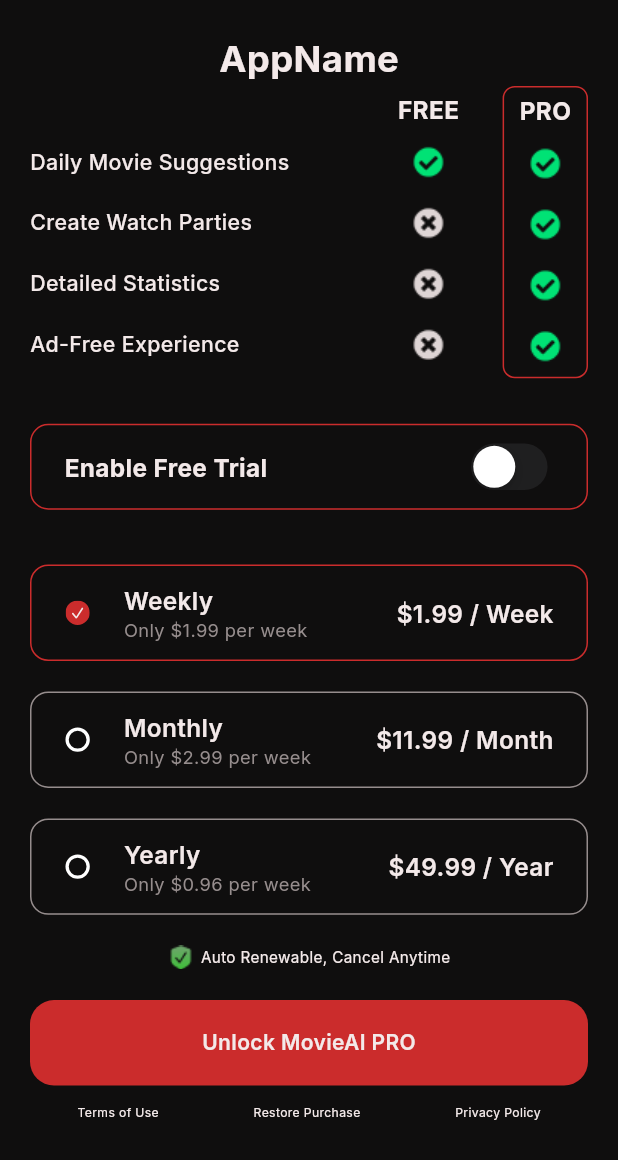
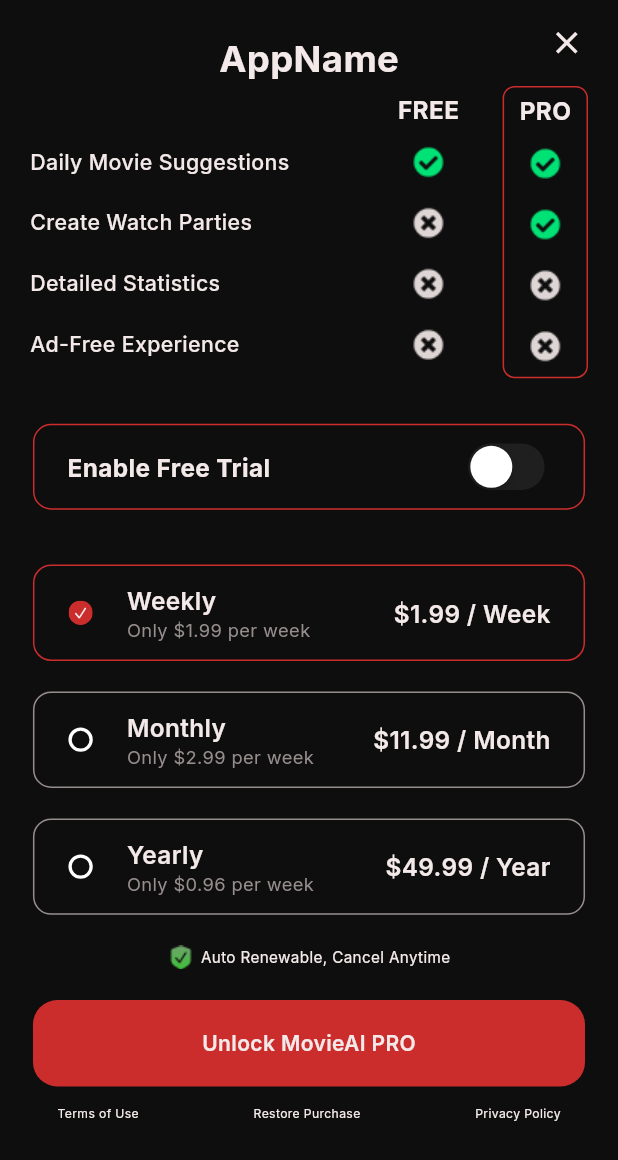
Before and after one commit to anilicen/movie-study-case, a Flutter app: the PaywallVariantA screen opened directly, after a tap on "Weekly", on a phone screen of 412 x 824 dp. Shown: the top 1160 px of the screen. Run offline on Flutter 3.47's test engine with Material 3 defaults, Android fonts, the phone set to English and light mode, and no system bars; our stand-ins replace cached_network_image, dio, flutter_dotenv, flutter_mobx, flutter_screenutil, flutter_svg and 5 more; accounts and stored records are empty; generated files the repository leaves out were written again; network calls fail.

Commit message:
added animation to paywall, updated widgets sizing

```diff
--- a/lib/presentation/screens/paywall/variants/paywall_variant_a.dart
+++ b/lib/presentation/screens/paywall/variants/paywall_variant_a.dart
@@ -5,6 +5,8 @@ import 'package:flutter_mobx/flutter_mobx.dart';
 import 'package:movie_study_case/config/theme/app_colors.dart';
 import 'package:movie_study_case/core/di/service_locator.dart';
 import 'package:movie_study_case/presentation/stores/paywall_variant_a_store/paywall_variant_a_store.dart';
+import 'package:movie_study_case/presentation/widgets/animated_feature_icon.dart';
+import 'package:movie_study_case/presentation/widgets/animated_free_trial_button.dart';
 import 'package:movie_study_case/presentation/widgets/primary_button.dart';
 import 'package:movie_study_case/presentation/widgets/subscription_option.dart';
 
@@ -30,9 +32,9 @@ class _PaywallVariantAState extends State<PaywallVariantA> {
     return Scaffold(
       backgroundColor: AppColors.kBlack,
       body: SafeArea(
-        child: Padding(
-          padding: const EdgeInsets.symmetric(horizontal: 20),
-          child: Observer(
+        child: Stack(
+          children: [
+            Observer(
               builder: (_) {
                 return SingleChildScrollView(
                   child: Column(
@@ -49,7 +51,9 @@ class _PaywallVariantAState extends State<PaywallVariantA> {
                         ),
                       ),
                       // Content Columns
-                    Row(
+                      Padding(
+                        padding: const EdgeInsets.symmetric(horizontal: 20),
+                        child: Row(
                           crossAxisAlignment: CrossAxisAlignment.start,
                           children: [
                             // Features Column
@@ -82,10 +86,10 @@ class _PaywallVariantAState extends State<PaywallVariantA> {
                                     ),
                                   ),
                                 ),
-                            _buildFeatureIcon(true),
-                            _buildFeatureIcon(false),
-                            _buildFeatureIcon(false),
-                            _buildFeatureIcon(false),
+                                AnimatedFeatureIcon(isEnabled: true, index: 0),
+                                AnimatedFeatureIcon(isEnabled: false, index: 1),
+                                AnimatedFeatureIcon(isEnabled: false, index: 2),
+                                AnimatedFeatureIcon(isEnabled: false, index: 3),
                               ],
                             ),
 
@@ -113,19 +117,25 @@ class _PaywallVariantAState extends State<PaywallVariantA> {
                                       ),
                                     ),
                                   ),
-                              _buildFeatureIcon(true),
-                              _buildFeatureIcon(true),
-                              _buildFeatureIcon(true),
-                              _buildFeatureIcon(true),
+                                  ...List.generate(4, (index) {
+                                    return AnimatedFeatureIcon(
+                                      isEnabled:
+                                          index < store.enabledFeaturesCount,
+                                      index: index,
+                                    );
+                                  }),
                                 ],
                               ),
                             ),
                           ],
                         ),
+                      ),
                       SizedBox(height: 30.h),
 
                       // Free Trial Toggle
-                    Container(
+                      Padding(
+                        padding: EdgeInsets.symmetric(horizontal: 20.w),
+                        child: Container(
                           padding: EdgeInsets.symmetric(
                             horizontal: 20.w,
                             vertical: 8.h,
@@ -147,13 +157,19 @@ class _PaywallVariantAState extends State<PaywallVariantA> {
                               ),
                               CupertinoSwitch(
                                 value: store.isFreeTrialEnabled,
-                            onChanged: (value) => store.toggleFreeTrial(value),
+                                onChanged: (value) =>
+                                    store.toggleFreeTrial(value),
                                 activeTrackColor: const Color(0xFF34C759),
                               ),
                             ],
                           ),
                         ),
+                      ),
                       SizedBox(height: 36.h),
+                      Padding(
+                        padding: EdgeInsets.symmetric(horizontal: 20.w),
+                        child: Column(
+                          children: [
                             SubscriptionOption(
                               optionName: 'Weekly',
                               price: '1.99',
@@ -177,6 +193,10 @@ class _PaywallVariantAState extends State<PaywallVariantA> {
                               isSelected: store.selectedOption == 'Yearly',
                               onSelected: () => store.selectOption('Yearly'),
                             ),
+                          ],
+                        ),
+                      ),
+
                       SizedBox(height: 20.h),
                       Row(
                         mainAxisAlignment: MainAxisAlignment.center,
@@ -197,11 +217,21 @@ class _PaywallVariantAState extends State<PaywallVariantA> {
                         ],
                       ),
                       SizedBox(height: 20.h),
-                    PrimaryButton(
+                      if (store.isFreeTrialEnabled)
+                        AnimatedFreeTrialButton(
+                          onPressed: () {},
+                          line1: '3 Days Free',
+                          line2: 'No Payment Now',
+                        )
+                      else
+                        Padding(
+                          padding: EdgeInsets.symmetric(horizontal: 20.w),
+                          child: PrimaryButton(
                             text: 'Unlock MovieAI PRO',
                             isActive: true,
                             isLoading: false,
                             onPressed: () {},
+                          ),
                         ),
                       SizedBox(height: 12.h),
                       Row(
@@ -236,6 +266,15 @@ class _PaywallVariantAState extends State<PaywallVariantA> {
                 );
               },
             ),
+            Positioned(
+              top: 16.h,
+              right: 20.w,
+              child: GestureDetector(
+                onTap: () => Navigator.of(context).pop(),
+                child: Icon(Icons.close, color: AppColors.kWhite, size: 24.sp),
+              ),
+            ),
+          ],
         ),
       ),
     );
@@ -255,19 +294,4 @@ class _PaywallVariantAState extends State<PaywallVariantA> {
       ),
     );
   }
-
-  Widget _buildFeatureIcon(bool isEnabled) {
-    return Container(
-      height: 40.h, // Fixed height for alignment
-      width: 50.w,
-      alignment: Alignment.center,
-      child: isEnabled
-          ? Image.asset(
-              'assets/green_check_circle.png',
-              width: 24.w,
-              height: 24.h,
-            )
-          : Image.asset('assets/gray-cross.png', width: 24.w, height: 24.h),
-    );
 }
-}
--- a/lib/presentation/stores/paywall_variant_a_store/paywall_variant_a_store.dart
+++ b/lib/presentation/stores/paywall_variant_a_store/paywall_variant_a_store.dart
@@ -21,6 +21,9 @@ abstract class _PaywallVariantAStore with Store {
   @action
   void toggleFreeTrial(bool value) {
     isFreeTrialEnabled = value;
+    if (value) {
+      selectedOption = 'Yearly';
+    }
   }
 
   @observable
@@ -29,5 +32,23 @@ abstract class _PaywallVariantAStore with Store {
   @action
   void selectOption(String option) {
     selectedOption = option;
+    if (selectedOption != 'Yearly') {
+      isFreeTrialEnabled = false;
+    }
+  }
+
+  @computed
+  int get enabledFeaturesCount {
+    if (isFreeTrialEnabled) return 4; // Yearly is forced, so 4
+    switch (selectedOption) {
+      case 'Weekly':
+        return 2;
+      case 'Monthly':
+        return 3;
+      case 'Yearly':
+        return 4;
+      default:
+        return 4;
+    }
   }
 }
--- /dev/null
+++ b/lib/presentation/widgets/animated_feature_icon.dart
@@ -0,0 +1,116 @@
+import 'package:flutter/material.dart';
+import 'package:flutter_screenutil/flutter_screenutil.dart';
+
+class AnimatedFeatureIcon extends StatelessWidget {
+  final bool isEnabled;
+  final int index;
+
+  const AnimatedFeatureIcon({
+    super.key,
+    required this.isEnabled,
+    required this.index,
+  });
+
+  @override
+  Widget build(BuildContext context) {
+    return Container(
+      height: 40.h,
+      width: 50.w,
+      alignment: Alignment.center,
+      child: AnimatedSwitcher(
+        duration: const Duration(milliseconds: 200),
+        switchInCurve: Curves.easeOut,
+        switchOutCurve: Curves.easeIn,
+        transitionBuilder: (Widget child, Animation<double> animation) {
+          return FadeTransition(opacity: animation, child: child);
+        },
+        child: isEnabled
+            ? _FallingIcon(
+                key: const ValueKey('check'),
+                asset: 'assets/green_check_circle.png',
+                isCheck: true,
+                index: index,
+              )
+            : _FallingIcon(
+                key: const ValueKey('cross'),
+                asset: 'assets/gray-cross.png',
+                isCheck: false,
+                index: index,
+              ),
+      ),
+    );
+  }
+}
+
+class _FallingIcon extends StatefulWidget {
+  final String asset;
+  final bool isCheck;
+  final int index;
+
+  const _FallingIcon({
+    super.key,
+    required this.asset,
+    required this.isCheck,
+    required this.index,
+  });
+
+  @override
+  State<_FallingIcon> createState() => _FallingIconState();
+}
+
+class _FallingIconState extends State<_FallingIcon>
+    with SingleTickerProviderStateMixin {
+  late final AnimationController _controller;
+  late final Animation<Offset> _offsetAnimation;
+
+  @override
+  void initState() {
+    super.initState();
+
+    Offset beginOffset = Offset.zero;
+    int durationMs = 400;
+
+    if (widget.isCheck) {
+      beginOffset = const Offset(0, -1.5);
+    } else {
+      if (widget.index == 2) {
+        beginOffset = const Offset(0, 1.5);
+      } else if (widget.index == 3) {
+        beginOffset = Offset.zero;
+        durationMs = 0; // Instant
+      } else {
+        beginOffset = Offset.zero;
+      }
+    }
+
+    _controller = AnimationController(
+      vsync: this,
+      duration: Duration(milliseconds: durationMs),
+    );
+
+    _offsetAnimation = Tween<Offset>(
+      begin: beginOffset,
+      end: Offset.zero,
+    ).animate(CurvedAnimation(parent: _controller, curve: Curves.easeOutBack));
+
+    _controller.forward();
+  }
+
+  @override
+  void dispose() {
+    _controller.dispose();
+    super.dispose();
+  }
+
+  @override
+  Widget build(BuildContext context) {
+    if (_controller.duration == Duration.zero) {
+      return Image.asset(widget.asset, width: 24.w, height: 24.h);
+    }
+
+    return SlideTransition(
+      position: _offsetAnimation,
+      child: Image.asset(widget.asset, width: 24.w, height: 24.h),
+    );
+  }
+}
--- a/lib/presentation/widgets/primary_button.dart
+++ b/lib/presentation/widgets/primary_button.dart
@@ -1,4 +1,5 @@
 import 'package:flutter/material.dart';
+import 'package:flutter_screenutil/flutter_screenutil.dart';
 import 'package:movie_study_case/config/theme/app_colors.dart';
 
 class PrimaryButton extends StatelessWidget {
@@ -20,18 +21,18 @@ class PrimaryButton extends StatelessWidget {
     return GestureDetector(
       onTap: isActive && !isLoading ? onPressed : null,
       child: Container(
-        padding: const EdgeInsets.symmetric(vertical: 18.5),
+        padding: EdgeInsets.symmetric(vertical: 18.5.h),
         width: double.infinity,
         decoration: BoxDecoration(
           color: isActive ? AppColors.kLightRed : AppColors.kDarkRed,
-          borderRadius: BorderRadius.circular(16),
+          borderRadius: BorderRadius.circular(16.r),
         ),
         child: Center(
           child: isLoading
-              ? const SizedBox(
-                  width: 24,
-                  height: 24,
-                  child: CircularProgressIndicator(
+              ? SizedBox(
+                  width: 24.w,
+                  height: 24.h,
+                  child: const CircularProgressIndicator(
                     color: AppColors.kWhite,
                     strokeWidth: 2,
                   ),
--- a/lib/presentation/widgets/primary_circular_container.dart
+++ b/lib/presentation/widgets/primary_circular_container.dart
@@ -1,4 +1,5 @@
 import 'package:flutter/material.dart';
+import 'package:flutter_screenutil/flutter_screenutil.dart';
 import 'package:flutter_svg/svg.dart';
 import 'package:movie_study_case/config/theme/app_colors.dart';
 
@@ -21,7 +22,7 @@ class PrimaryCircularContainer extends StatelessWidget {
           color: AppColors.kWhite,
           shape: BoxShape.circle,
           border: isActive
-              ? Border.all(color: AppColors.kLightRed, width: 2)
+              ? Border.all(color: AppColors.kLightRed, width: 2.w)
               : null,
         ),
         child: Stack(
```
Also changed, not shown: lib/presentation/widgets/animated_free_trial_button.dart (added, +125 -0 lines), lib/presentation/widgets/infinite_curved_carousel.dart (+4 -3 lines), lib/presentation/widgets/primary_chips.dart (+7 -6 lines), lib/presentation/widgets/primary_container.dart (+7 -7 lines), lib/presentation/stores/paywall_variant_a_store/paywall_variant_a_store.g.dart. Lines whose indentation alone changed are shown as unchanged.
